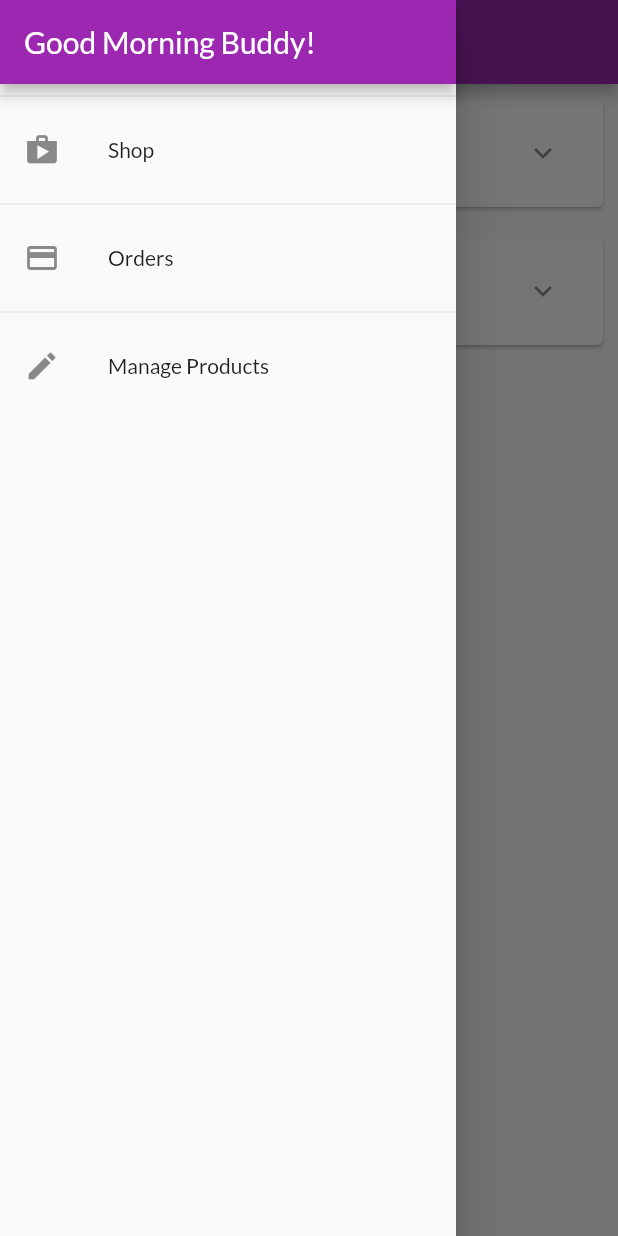
After one commit to lelouisdevn/CT48402, a Flutter app: the OrdersScreen screen opened by its route, with the side drawer open, on a phone screen of 412 x 824 dp. The commit adds this screen. Run offline on Flutter 3.47's test engine with Material 2 defaults, Android fonts, the phone set to English and light mode, and no system bars; network calls fail.

Commit message:
Xay dung drawer va dinh tuyen theo ten

```diff
--- a/lib/ui/orders/orders_screen.dart
+++ b/lib/ui/orders/orders_screen.dart
@@ -1,4 +1,5 @@
 import 'package:flutter/material.dart';
+import 'package:myshop/ui/shared/app_drawer.dart';
 
 import 'order_manager.dart';
 import 'order_item_card.dart';
@@ -15,6 +16,7 @@ class OrdersScreen extends StatelessWidget {
       appBar: AppBar(
         title: const Text('Your Orders'),
       ),
+      drawer: const AppDrawer(),
       body: ListView.builder(
         itemCount: ordersManager.orderCount,
         itemBuilder: (ctx, i) => OrderItemCard(ordersManager.orders[i]),
--- a/lib/ui/products/product_detail_screen.dart
+++ b/lib/ui/products/product_detail_screen.dart
@@ -3,6 +3,7 @@ import 'package:flutter/material.dart';
 import '../../models/product.dart';
 
 class ProductDetailScreen extends StatelessWidget {
+  static const routeName = '/product-detail';
   const ProductDetailScreen(
     this.product, {
     super.key,
@@ -25,6 +26,7 @@ class ProductDetailScreen extends StatelessWidget {
               fit: BoxFit.cover,
             ),
           ),
+          //tạo khoảng cách giữa Hình ảnh và giá tiền
           const SizedBox(height: 10),
           Text(
             '\$${product.price}',
--- a/lib/ui/products/product_grid_tile.dart
+++ b/lib/ui/products/product_grid_tile.dart
@@ -21,7 +21,8 @@ class ProductGridTile extends StatelessWidget {
           child: GestureDetector(
         onTap: () {
           // print('Go to product detail screen');
-          Navigator.of(context).push(MaterialPageRoute(builder: (ctx) => ProductDetailScreen(product),));
+          // Navigator.of(context).push(MaterialPageRoute(builder: (ctx) => ProductDetailScreen(product),));
+          Navigator.of(context).pushNamed(ProductDetailScreen.routeName, arguments: product.id,);
         },
         child: Image.network(
           product.imageUrl,
--- a/lib/ui/products/products_manager.dart
+++ b/lib/ui/products/products_manager.dart
@@ -37,6 +37,7 @@ class ProductManager {
       isFavorite: true,
     ),
   ];
+
   int get itemCount {
     return _items.length;
   }
@@ -48,4 +49,8 @@ class ProductManager {
   List get favoriteItems {
     return _items.where((prodItem) => prodItem.isFavorite).toList();
   }
+
+  Product findById(String id) {
+    return _items.firstWhere((element) => element.id == id);
+  }
 }
--- a/lib/ui/products/user_products_screen.dart
+++ b/lib/ui/products/user_products_screen.dart
@@ -2,8 +2,10 @@ import 'package:flutter/material.dart';
 
 import 'user_product_list_tile.dart';
 import 'products_manager.dart';
+import '../shared/app_drawer.dart';
 
 class UserProductsScreen extends StatelessWidget {
+  static const routeName = '/user-products';
   const UserProductsScreen({super.key});
 
   @override
@@ -16,6 +18,7 @@ class UserProductsScreen extends StatelessWidget {
           buildAddButton(),
         ],
       ),
+      drawer: const AppDrawer(),
       body: RefreshIndicator(
         onRefresh: () async => print('refresh products'),
         child: buildUserProductListView(productsManager),
--- /dev/null
+++ b/lib/ui/screens.dart
@@ -0,0 +1,10 @@
+export 'products/product_overview_screen.dart';
+export 'products/product_detail_screen.dart';
+export 'products/user_products_screen.dart';
+export 'products/products_manager.dart';
+
+export 'orders/orders_screen.dart';
+export 'orders/order_manager.dart';
+
+export 'cart/cart_screen.dart';
+export 'cart/cart_manager.dart';
--- /dev/null
+++ b/lib/ui/shared/app_drawer.dart
@@ -0,0 +1,45 @@
+import 'package:flutter/material.dart';
+
+import '../orders/orders_screen.dart';
+import '../products/user_products_screen.dart';
+
+class AppDrawer extends StatelessWidget {
+  const AppDrawer({super.key});
+
+  @override
+  Widget build(BuildContext context) {
+    return Drawer(
+      child: Column(children: [
+        AppBar(
+          title: const Text("Good Morning Buddy!"),
+          automaticallyImplyLeading: false,
+        ),
+        const Divider(),
+        ListTile(
+          leading: const Icon(Icons.shop),
+          title: const Text("Shop"),
+          onTap: () {
+            Navigator.of(context).pushReplacementNamed('/');
+          },
+        ),
+        const Divider(),
+        ListTile(
+          leading: const Icon(Icons.payment),
+          title: const Text("Orders"),
+          onTap: () {
+            Navigator.of(context).pushReplacementNamed(OrdersScreen.routeName);
+          },
+        ),
+        const Divider(),
+        ListTile(
+          leading: const Icon(Icons.edit),
+          title: const Text("Manage Products"),
+          onTap: () {
+            Navigator.of(context)
+                .pushReplacementNamed(UserProductsScreen.routeName);
+          },
+        ),
+      ]),
+    );
+  }
+}
```
Also changed, not shown: lib/main.dart (+21 -5 lines), lib/ui/products/product_overview_screen.dart (+17 -10 lines).
